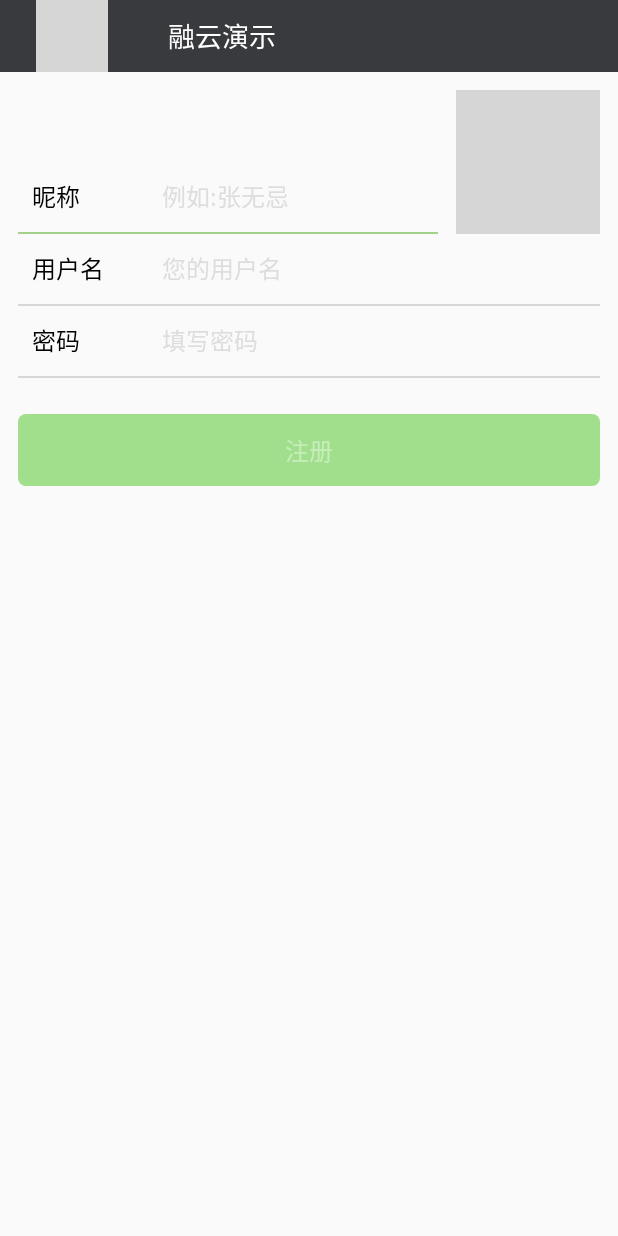
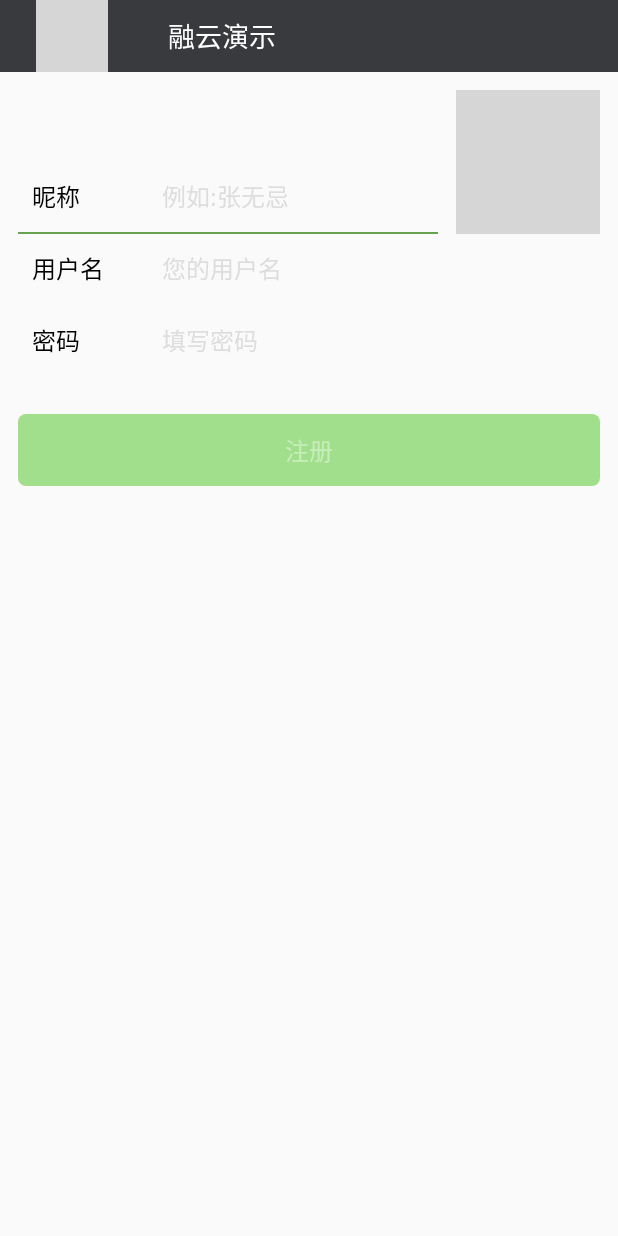
Before and after one commit to zlraymind/RongIMDemo, an Android app: the SignUpActivity screen opened directly, with no data from a screen before it, on a phone screen of 412 x 824 dp. Run offline under Robolectric (Android 15) with nearby library versions, the phone set to English and light mode, and no system bars; pictures from the network do not load; grey boxes are pictures that could not be loaded.

```diff
--- a/app/src/main/java/rong/im/demo/widget/LoginEditBox.java
+++ b/app/src/main/java/rong/im/demo/widget/LoginEditBox.java
@@ -12,20 +12,21 @@ public class LoginEditBox {
 
     private View rootView;
     private EditText content;
-    private ImageView underline;
+    private View underline;
 
     public LoginEditBox(View root, String subject, String hint) {
         rootView = root;
         TextView title = (TextView) rootView.findViewById(R.id.title);
         content = (EditText) rootView.findViewById(R.id.content);
-        underline = (ImageView) rootView.findViewById(R.id.underline);
+        underline = rootView.findViewById(R.id.underline);
 
         title.setText(subject);
         content.setHint(hint);
         content.setOnFocusChangeListener(new View.OnFocusChangeListener() {
             @Override
             public void onFocusChange(View v, boolean hasFocus) {
-                underline.setImageResource(hasFocus ? R.drawable.login_underline_enable : R.drawable.login_underline_disable);
+                underline.setBackgroundResource(hasFocus ? R.color.login_editbox_underline_enable
+                        : R.color.login_editbox_underline_disable);
             }
         });
     }
--- a/app/src/main/res/drawable/login_underline_disable.xml
+++ /dev/null
@@ -1,4 +0,0 @@
-<?xml version="1.0" encoding="utf-8"?>
-<shape xmlns:android="http://schemas.android.com/apk/res/android">
-    <solid android:color="#d7d7d7"/>
-</shape>
--- a/app/src/main/res/drawable/login_underline_enable.xml
+++ /dev/null
@@ -1,9 +0,0 @@
-<?xml version="1.0" encoding="utf-8"?>
-<shape xmlns:android="http://schemas.android.com/apk/res/android">
-    <gradient
-        android:angle="90"
-        android:centerColor="#67a24e"
-        android:endColor="#deffc5"
-        android:startColor="#deffc5"
-        android:type="linear"/>
-</shape>
--- a/app/src/main/res/layout/login_editbox.xml
+++ b/app/src/main/res/layout/login_editbox.xml
@@ -3,13 +3,12 @@
                 android:layout_width="match_parent"
                 android:layout_height="match_parent">
 
-    <ImageView
+    <View
         android:id="@+id/underline"
         android:layout_width="match_parent"
         android:layout_height="1dp"
         android:layout_alignParentBottom="true"
-        android:enabled="false"
-        android:src="@drawable/login_underline_disable"/>
+        android:enabled="false"/>
 
     <TextView
         android:id="@+id/title"
--- a/app/src/main/res/values/colors.xml
+++ b/app/src/main/res/values/colors.xml
@@ -3,4 +3,8 @@
     <color name="colorPrimary">#3F51B5</color>
     <color name="colorPrimaryDark">#303F9F</color>
     <color name="colorAccent">#FF4081</color>
+
+    <!-- login editbox -->
+    <color name="login_editbox_underline_enable">#67a24e</color>
+    <color name="login_editbox_underline_disable">#d7d7d7</color>
 </resources>
```
Also changed, not shown: app/src/main/java/rong/im/demo/activity/MainActivity.java (+5 -5 lines), app/src/main/res/layout/activity_main.xml (+32 -35 lines), app/src/main/res/layout/main_title_icon.xml (added, +19 -0 lines).
